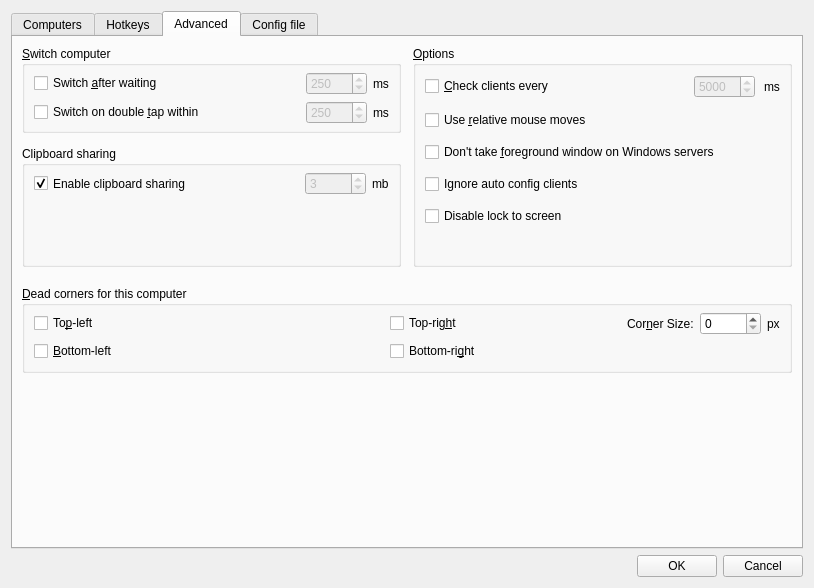
deskflow/deskflow, file src/gui/src/ServerConfigDialogBase.ui: the form before one commit.
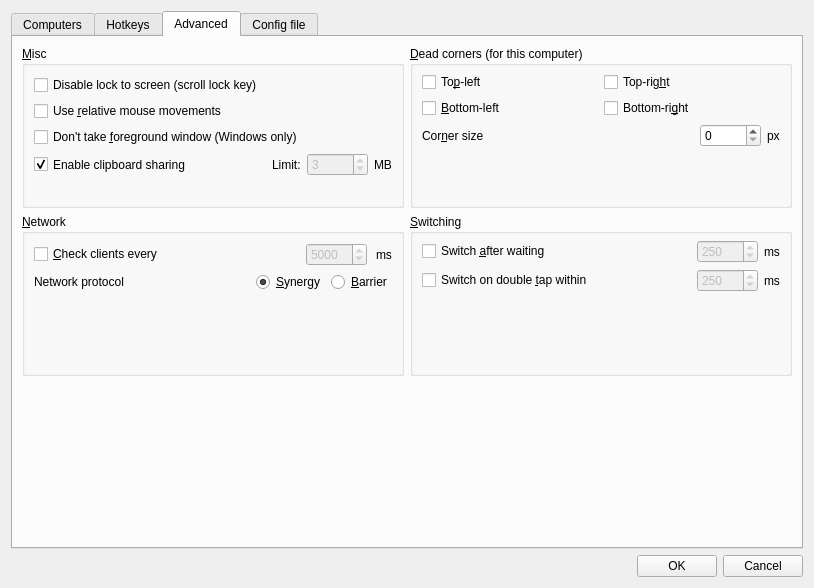
The form after the commit. The open tabs and pages were chosen to show the change. Icons and pictures are not drawn. Custom widgets are drawn as their Qt base class.

Commit message: feat: Option to change server protocol in GUI

What changed in the file:
```diff
--- a/src/gui/src/ServerConfigDialogBase.ui
+++ b/src/gui/src/ServerConfigDialogBase.ui
@@ -334,327 +334,81 @@
       <attribute name="title">
        <string>Advanced</string>
       </attribute>
-      <layout class="QGridLayout">
-       <property name="leftMargin">
-        <number>9</number>
-       </property>
-       <property name="rightMargin">
-        <number>9</number>
-       </property>
-       <item row="1" column="0">
-        <layout class="QVBoxLayout" name="verticalLayout_21">
-         <property name="spacing">
-          <number>0</number>
-         </property>
-         <property name="topMargin">
-          <number>0</number>
-         </property>
-         <property name="bottomMargin">
-          <number>0</number>
-         </property>
-         <item>
-          <widget class="QGroupBox" name="m_pGroupSwitch">
-           <property name="font">
-            <font>
-             <kerning>true</kerning>
-            </font>
-           </property>
-           <property name="title">
-            <string>&amp;Switch computer</string>
-           </property>
-           <layout class="QVBoxLayout">
-            <property name="spacing">
-             <number>6</number>
-            </property>
-            <property name="topMargin">
-             <number>6</number>
-            </property>
-            <property name="bottomMargin">
-             <number>6</number>
-            </property>
-            <item>
-             <layout class="QHBoxLayout">
-              <item>
-               <widget class="QCheckBox" name="m_pCheckBoxSwitchDelay">
-                <property name="enabled">
-                 <bool>true</bool>
-                </property>
-                <property name="text">
-                 <string>Switch &amp;after waiting</string>
-                </property>
-               </widget>
-              </item>
-              <item>
-               <spacer>
-                <property name="orientation">
-                 <enum>Qt::Horizontal</enum>
-                </property>
-                <property name="sizeHint" stdset="0">
-                 <size>
-                  <width>40</width>
-                  <height>20</height>
-                 </size>
-                </property>
-               </spacer>
-              </item>
-              <item>
-               <widget class="QSpinBox" name="m_pSpinBoxSwitchDelay">
-                <property name="enabled">
-                 <bool>false</bool>
-                </property>
-                <property name="minimum">
-                 <number>10</number>
-                </property>
-                <property name="maximum">
-                 <number>10000</number>
-                </property>
-                <property name="singleStep">
-                 <number>10</number>
-                </property>
-                <property name="value">
-                 <number>250</number>
-                </property>
-               </widget>
-              </item>
-              <item>
-               <widget class="QLabel" name="m_pLabel_14">
-                <property name="text">
-                 <string>ms</string>
-                </property>
-               </widget>
-              </item>
-             </layout>
-            </item>
-            <item>
-             <layout class="QHBoxLayout">
-              <item>
-               <widget class="QCheckBox" name="m_pCheckBoxSwitchDoubleTap">
-                <property name="enabled">
-                 <bool>true</bool>
-                </property>
-                <property name="text">
-                 <string>Switch on double &amp;tap within</string>
-                </property>
-               </widget>
-              </item>
-              <item>
-               <spacer>
-                <property name="orientation">
-                 <enum>Qt::Horizontal</enum>
-                </property>
-                <property name="sizeHint" stdset="0">
-                 <size>
-                  <width>40</width>
-                  <height>20</height>
-                 </size>
-                </property>
-               </spacer>
-              </item>
-              <item>
-               <widget class="QSpinBox" name="m_pSpinBoxSwitchDoubleTap">
-                <property name="enabled">
-                 <bool>false</bool>
-                </property>
-                <property name="minimum">
-                 <number>10</number>
-                </property>
-                <property name="maximum">
-                 <number>10000</number>
-                </property>
-                <property name="singleStep">
-                 <number>10</number>
-                </property>
-                <property name="value">
-                 <number>250</number>
-                </property>
-               </widget>
-              </item>
-              <item>
-               <widget class="QLabel" name="m_pLabel_15">
-                <property name="text">
-                 <string>ms</string>
-                </property>
-               </widget>
-              </item>
-             </layout>
-            </item>
-           </layout>
-          </widget>
-         </item>
-         <item>
-          <spacer name="verticalSpacer_41">
-           <property name="orientation">
-            <enum>Qt::Vertical</enum>
-           </property>
-           <property name="sizeType">
-            <enum>QSizePolicy::Fixed</enum>
-           </property>
-           <property name="sizeHint" stdset="0">
-            <size>
-             <width>20</width>
-             <height>13</height>
-            </size>
-           </property>
-          </spacer>
-         </item>
-         <item>
-          <widget class="QGroupBox" name="groupBox_3">
-           <property name="font">
-            <font>
-             <kerning>true</kerning>
-            </font>
-           </property>
-           <property name="title">
-            <string>Clipboard sharing</string>
-           </property>
-           <layout class="QVBoxLayout" name="verticalLayout_3">
-            <property name="topMargin">
-             <number>6</number>
-            </property>
-            <item>
-             <layout class="QHBoxLayout" name="horizontalLayout">
-              <property name="spacing">
-               <number>6</number>
-              </property>
-              <item>
-               <widget class="QCheckBox" name="m_pCheckBoxEnableClipboard">
-                <property name="sizePolicy">
-                 <sizepolicy hsizetype="Minimum" vsizetype="Preferred">
-                  <horstretch>0</horstretch>
-                  <verstretch>0</verstretch>
-                 </sizepolicy>
-                </property>
-                <property name="text">
-                 <string>Enable clipboard sharing</string>
-                </property>
-                <property name="checked">
-                 <bool>true</bool>
-                </property>
-               </widget>
-              </item>
-              <item>
-               <spacer name="horizontalSpacer">
-                <property name="orientation">
-                 <enum>Qt::Horizontal</enum>
-                </property>
-                <property name="sizeHint" stdset="0">
-                 <size>
-                  <width>40</width>
-                  <height>20</height>
-                 </size>
-                </property>
-               </spacer>
-              </item>
-              <item>
-               <widget class="QSpinBox" name="m_pSpinBoxClipboardSizeLimit">
-                <property name="enabled">
-                 <bool>false</bool>
-                </property>
-                <property name="maximum">
-                 <number>10000</number>
-                </property>
-                <property name="value">
-                 <number>3</number>
-                </property>
-               </widget>
-              </item>
-              <item>
-               <widget class="QLabel" name="label_4">
-                <property name="text">
-                 <string>mb</string>
-                </property>
-               </widget>
-              </item>
-             </layout>
-            </item>
-            <item>
-             <spacer name="verticalSpacer_3">
-              <property name="orientation">
-               <enum>Qt::Vertical</enum>
-              </property>
-              <property name="sizeHint" stdset="0">
-               <size>
-                <width>20</width>
-                <height>60</height>
-               </size>
-              </property>
-             </spacer>
-            </item>
-           </layout>
-          </widget>
-         </item>
-        </layout>
-       </item>
-       <item row="5" column="0">
-        <spacer>
-         <property name="orientation">
-          <enum>Qt::Vertical</enum>
-         </property>
-         <property name="sizeHint" stdset="0">
-          <size>
-           <width>20</width>
-           <height>40</height>
-          </size>
-         </property>
-        </spacer>
-       </item>
-       <item row="4" column="0" colspan="3">
-        <widget class="QGroupBox" name="m_pGroupSwitchCorners">
+      <layout class="QGridLayout" name="m_pGridCorners">
+       <item row="0" column="1">
+        <widget class="QGroupBox" name="m_pGroupCorners">
          <property name="font">
           <font>
            <kerning>true</kerning>
           </font>
          </property>
          <property name="title">
-          <string>&amp;Dead corners for this computer</string>
+          <string>&amp;Dead corners (for this computer)</string>
          </property>
          <property name="checked">
           <bool>false</bool>
          </property>
-         <layout class="QGridLayout">
+         <layout class="QVBoxLayout" name="verticalLayout_6">
           <property name="topMargin">
            <number>6</number>
           </property>
-          <item row="1" column="0" colspan="3">
-           <widget class="QCheckBox" name="m_pCheckBoxCornerTopLeft">
-            <property name="text">
-             <string>To&amp;p-left</string>
-            </property>
-           </widget>
+          <item>
+           <layout class="QGridLayout" name="m_pLayoutCorners">
+            <item row="1" column="0">
+             <widget class="QCheckBox" name="m_pCheckBoxCornerBottomLeft">
+              <property name="text">
+               <string>&amp;Bottom-left</string>
+              </property>
+             </widget>
+            </item>
+            <item row="0" column="0">
+             <widget class="QCheckBox" name="m_pCheckBoxCornerTopLeft">
+              <property name="text">
+               <string>To&amp;p-left</string>
+              </property>
+             </widget>
+            </item>
+            <item row="1" column="1">
+             <widget class="QCheckBox" name="m_pCheckBoxCornerBottomRight">
+              <property name="text">
+               <string>Bottom-ri&amp;ght</string>
+              </property>
+             </widget>
+            </item>
+            <item row="0" column="1">
+             <widget class="QCheckBox" name="m_pCheckBoxCornerTopRight">
+              <property name="text">
+               <string>Top-rig&amp;ht</string>
+              </property>
+             </widget>
+            </item>
+           </layout>
           </item>
-          <item row="1" column="3" colspan="2">
-           <widget class="QCheckBox" name="m_pCheckBoxCornerTopRight">
-            <property name="text">
-             <string>Top-rig&amp;ht</string>
-            </property>
-           </widget>
-          </item>
-          <item row="2" column="0" colspan="3">
-           <widget class="QCheckBox" name="m_pCheckBoxCornerBottomLeft">
-            <property name="text">
-             <string>&amp;Bottom-left</string>
-            </property>
-           </widget>
-          </item>
-          <item row="2" column="3" colspan="2">
-           <widget class="QCheckBox" name="m_pCheckBoxCornerBottomRight">
-            <property name="text">
-             <string>Bottom-ri&amp;ght</string>
-            </property>
-           </widget>
-          </item>
-          <item row="1" column="5">
-           <layout class="QHBoxLayout" name="horizontalLayout_21">
+          <item>
+           <layout class="QHBoxLayout" name="m_pLayoutCornerSize">
             <item>
              <widget class="QLabel" name="label">
               <property name="text">
-               <string>Cor&amp;ner Size:</string>
+               <string>Cor&amp;ner size</string>
               </property>
               <property name="buddy">
                <cstring>m_pSpinBoxSwitchCornerSize</cstring>
               </property>
              </widget>
             </item>
+            <item>
+             <spacer name="horizontalSpacer_7">
+              <property name="orientation">
+               <enum>Qt::Horizontal</enum>
+              </property>
+              <property name="sizeHint" stdset="0">
+               <size>
+                <width>40</width>
+                <height>20</height>
+               </size>
+              </property>
+             </spacer>
+            </item>
             <item>
              <widget class="QSpinBox" name="m_pSpinBoxSwitchCornerSize">
               <property name="maximum">
@@ -664,6 +418,12 @@
             </item>
             <item>
              <widget class="QLabel" name="label_3">
+              <property name="sizePolicy">
+               <sizepolicy hsizetype="Minimum" vsizetype="Minimum">
+                <horstretch>0</horstretch>
+                <verstretch>0</verstretch>
+               </sizepolicy>
+              </property>
               <property name="text">
                <string>px</string>
               </property>
@@ -671,160 +431,426 @@
             </item>
            </layout>
           </item>
+          <item>
+           <spacer name="verticalSpacer_7">
+            <property name="orientation">
+             <enum>Qt::Vertical</enum>
+            </property>
+            <property name="sizeHint" stdset="0">
+             <size>
+              <width>20</width>
+              <height>0</height>
+             </size>
+            </property>
+           </spacer>
+          </item>
          </layout>
         </widget>
        </item>
-       <item row="1" column="2">
-        <layout class="QVBoxLayout" name="verticalLayout_4">
-         <property name="topMargin">
-          <number>0</number>
+       <item row="0" column="0">
+        <widget class="QGroupBox" name="m_pGroupOptions">
+         <property name="font">
+          <font>
+           <kerning>false</kerning>
+          </font>
          </property>
-         <property name="rightMargin">
-          <number>0</number>
+         <property name="title">
+          <string>&amp;Misc</string>
          </property>
-         <item>
-          <widget class="QGroupBox" name="m_pGroupOptions">
-           <property name="font">
-            <font>
-             <kerning>false</kerning>
-            </font>
-           </property>
-           <property name="title">
-            <string>&amp;Options</string>
-           </property>
-           <layout class="QGridLayout">
-            <property name="verticalSpacing">
-             <number>12</number>
+         <layout class="QVBoxLayout" name="verticalLayout_4">
+          <item>
+           <widget class="QCheckBox" name="m_pCheckBoxDisableLockToScreen">
+            <property name="text">
+             <string>Disable lock to screen (scroll lock key)</string>
             </property>
-            <item row="11" column="0">
-             <spacer>
+           </widget>
+          </item>
+          <item>
+           <widget class="QCheckBox" name="m_pCheckBoxRelativeMouseMoves">
+            <property name="enabled">
+             <bool>true</bool>
+            </property>
+            <property name="text">
+             <string>Use &amp;relative mouse movements</string>
+            </property>
+           </widget>
+          </item>
+          <item>
+           <widget class="QCheckBox" name="m_pCheckBoxWin32KeepForeground">
+            <property name="enabled">
+             <bool>true</bool>
+            </property>
+            <property name="text">
+             <string>Don't take &amp;foreground window (Windows only)</string>
+            </property>
+           </widget>
+          </item>
+          <item>
+           <layout class="QHBoxLayout" name="m_pLayoutClipboard">
+            <property name="spacing">
+             <number>6</number>
+            </property>
+            <item>
+             <widget class="QCheckBox" name="m_pCheckBoxEnableClipboard">
+              <property name="sizePolicy">
+               <sizepolicy hsizetype="Minimum" vsizetype="Preferred">
+                <horstretch>0</horstretch>
+                <verstretch>0</verstretch>
+               </sizepolicy>
+              </property>
+              <property name="text">
+               <string>Enable clipboard sharing</string>
+              </property>
+              <property name="checked">
+               <bool>true</bool>
+              </property>
+             </widget>
+            </item>
+            <item>
+             <spacer name="horizontalSpacer">
               <property name="orientation">
-               <enum>Qt::Vertical</enum>
+               <enum>Qt::Horizontal</enum>
               </property>
               <property name="sizeHint" stdset="0">
                <size>
-                <width>20</width>
-                <height>16</height>
+                <width>40</width>
+                <height>20</height>
                </size>
               </property>
              </spacer>
             </item>
-            <item row="1" column="0">
-             <widget class="QCheckBox" name="m_pCheckBoxRelativeMouseMoves">
+            <item>
+             <widget class="QLabel" name="label_7">
+              <property name="text">
+               <string>Limit:</string>
+              </property>
+             </widget>
+            </item>
+            <item>
+             <widget class="QSpinBox" name="m_pSpinBoxClipboardSizeLimit">
               <property name="enabled">
+               <bool>false</bool>
+              </property>
+              <property name="maximum">
+               <number>10000</number>
+              </property>
+              <property name="value">
+               <number>3</number>
+              </property>
+             </widget>
+            </item>
+            <item>
+             <widget class="QLabel" name="label_4">
+              <property name="text">
+               <string>MB</string>
+              </property>
+             </widget>
+            </item>
+           </layout>
+          </item>
+          <item>
+           <spacer name="verticalSpacer_6">
+            <property name="orientation">
+             <enum>Qt::Vertical</enum>
+            </property>
+            <property name="sizeHint" stdset="0">
+             <size>
+              <width>20</width>
+              <height>0</height>
+             </size>
+            </property>
+           </spacer>
+          </item>
+         </layout>
+        </widget>
+       </item>
+       <item row="1" column="0">
+        <widget class="QGroupBox" name="m_pGroupNetwork">
+         <property name="title">
+          <string>&amp;Network</string>
+         </property>
+         <layout class="QVBoxLayout" name="verticalLayout_5">
+          <item>
+           <layout class="QHBoxLayout">
+            <property name="spacing">
+             <number>9</number>
+            </property>
+            <property name="leftMargin">
+             <number>0</number>
+            </property>
+            <item>
+             <widget class="QCheckBox" name="m_pCheckBoxHeartbeat">
+              <property name="enabled">
                <bool>true</bool>
               </property>
               <property name="text">
-               <string>Use &amp;relative mouse moves</string>
+               <string>&amp;Check clients every</string>
               </property>
              </widget>
             </item>
-            <item row="0" column="0">
-             <layout class="QHBoxLayout">
-              <property name="spacing">
-               <number>9</number>
+            <item>
+             <spacer>
+              <property name="orientation">
+               <enum>Qt::Horizontal</enum>
               </property>
-              <property name="leftMargin">
-               <number>0</number>
+              <property name="sizeHint" stdset="0">
+               <size>
+                <width>40</width>
+                <height>20</height>
+               </size>
               </property>
-              <item>
-               <widget class="QCheckBox" name="m_pCheckBoxHeartbeat">
-                <property name="enabled">
-                 <bool>true</bool>
-                </property>
-                <property name="text">
-                 <string>&amp;Check clients every</string>
-                </property>
-               </widget>
-              </item>
-              <item>
-               <spacer>
-                <property name="orientation">
-                 <enum>Qt::Horizontal</enum>
-                </property>
-                <property name="sizeHint" stdset="0">
-                 <size>
-                  <width>40</width>
-                  <height>20</height>
-                 </size>
-                </property>
-               </spacer>
-              </item>
-              <item>
-               <widget class="QSpinBox" name="m_pSpinBoxHeartbeat">
-                <property name="enabled">
-                 <bool>false</bool>
-                </property>
-                <property name="sizePolicy">
-                 <sizepolicy hsizetype="Maximum" vsizetype="Fixed">
-                  <horstretch>0</horstretch>
-                  <verstretch>0</verstretch>
-                 </sizepolicy>
-                </property>
-                <property name="minimum">
-                 <number>1000</number>
-                </property>
-                <property name="maximum">
-                 <number>30000</number>
-                </property>
-                <property name="singleStep">
-                 <number>1000</number>
-                </property>
-                <property name="value">
-                 <number>5000</number>
-                </property>
-               </widget>
-              </item>
-              <item>
-               <widget class="QLabel" name="m_pLabel_16">
-                <property name="text">
-                 <string>ms</string>
-                </property>
-               </widget>
-              </item>
-             </layout>
+             </spacer>
             </item>
-            <item row="4" column="0">
-             <widget class="QCheckBox" name="m_pCheckBoxIgnoreAutoConfigClient">
+            <item>
+             <widget class="QSpinBox" name="m_pSpinBoxHeartbeat">
+              <property name="enabled">
+               <bool>false</bool>
+              </property>
+              <property name="sizePolicy">
+               <sizepolicy hsizetype="Maximum" vsizetype="Fixed">
+                <horstretch>0</horstretch>
+                <verstretch>0</verstretch>
+               </sizepolicy>
+              </property>
+              <property name="minimum">
+               <number>1000</number>
+              </property>
+              <property name="maximum">
+               <number>30000</number>
+              </property>
+              <property name="singleStep">
+               <number>1000</number>
+              </property>
+              <property name="value">
+               <number>5000</number>
+              </property>
+             </widget>
+            </item>
+            <item>
+             <widget class="QLabel" name="m_pLabel_16">
               <property name="text">
-               <string>Ignore auto config clients</string>
+               <string>ms</string>
               </property>
              </widget>
             </item>
-            <item row="6" column="0">
-             <widget class="QCheckBox" name="m_pCheckBoxDisableLockToScreen">
+           </layout>
+          </item>
+          <item>
+           <layout class="QHBoxLayout" name="horizontalLayout_5">
+            <item>
+             <widget class="QLabel" name="m_pLabelProtocol">
+              <property name="whatsThis">
+               <string>&lt;p&gt;Enables compatibility with programs that use either the Synergy or Barrier protocols:&lt;/p&gt;
+&lt;ul&gt;
+&lt;li&gt;Deskflow uses the Synergy protocol.&lt;/li&gt;
+&lt;li&gt;Input Leap uses the Barrier protocol.&lt;/li&gt;
+&lt;/ul&gt;
+&lt;p&gt;A Deskflow client will automatically use either the Synergy or Barrier protocol depending on the server protocol.&lt;/p&gt;</string>
+              </property>
               <property name="text">
-               <string>Disable lock to screen</string>
+               <string>Network protocol</string>
               </property>
              </widget>
             </item>
-            <item row="3" column="0">
-             <widget class="QCheckBox" name="m_pCheckBoxWin32KeepForeground">
+            <item>
+             <spacer name="horizontalSpacer_8">
+              <property name="orientation">
+               <enum>Qt::Horizontal</enum>
+              </property>
+              <property name="sizeHint" stdset="0">
+               <size>
+                <width>40</width>
+                <height>20</height>
+               </size>
+              </property>
+             </spacer>
+            </item>
+            <item>
+             <widget class="QRadioButton" name="m_pRadioProtocolSynergy">
+              <property name="text">
+               <string>&amp;Synergy</string>
+              </property>
+              <property name="checked">
+               <bool>true</bool>
+              </property>
+             </widget>
+            </item>
+            <item>
+             <widget class="QRadioButton" name="m_pRadioProtocolBarrier">
+              <property name="text">
+               <string>&amp;Barrier</string>
+              </property>
+             </widget>
+            </item>
+           </layout>
+          </item>
+          <item>
+           <spacer name="verticalSpacer_3">
+            <property name="orientation">
+             <enum>Qt::Vertical</enum>
+            </property>
+            <property name="sizeHint" stdset="0">
+             <size>
+              <width>20</width>
+              <height>0</height>
+             </size>
+            </property>
+           </spacer>
+          </item>
+         </layout>
+        </widget>
+       </item>
+       <item row="1" column="1">
+        <widget class="QGroupBox" name="m_pGroupSwitch">
+         <property name="font">
+          <font>
+           <kerning>true</kerning>
+          </font>
+         </property>
+         <property name="title">
+          <string>&amp;Switching</string>
+         </property>
+         <layout class="QVBoxLayout">
+          <property name="spacing">
+           <number>6</number>
+          </property>
+          <property name="topMargin">
+           <number>6</number>
+          </property>
+          <property name="bottomMargin">
+           <number>6</number>
+          </property>
+          <item>
+           <layout class="QHBoxLayout">
+            <item>
+             <widget class="QCheckBox" name="m_pCheckBoxSwitchDelay">
               <property name="enabled">
                <bool>true</bool>
               </property>
               <property name="text">
-               <string>Don't take &amp;foreground window on Windows servers</string>
+               <string>Switch &amp;after waiting</string>
               </property>
              </widget>
             </item>
+            <item>
+             <spacer>
+              <property name="orientation">
+               <enum>Qt::Horizontal</enum>
+              </property>
+              <property name="sizeHint" stdset="0">
+               <size>
+                <width>40</width>
+                <height>20</height>
+               </size>
+              </property>
+             </spacer>
+            </item>
+            <item>
+             <widget class="QSpinBox" name="m_pSpinBoxSwitchDelay">
+              <property name="enabled">
+               <bool>false</bool>
+              </property>
+              <property name="minimum">
+               <number>10</number>
+              </property>
+              <property name="maximum">
+               <number>10000</number>
+              </property>
+              <property name="singleStep">
+               <number>10</number>
+              </property>
+              <property name="value">
+               <number>250</number>
+              </property>
+             </widget>
+            </item>
+            <item>
+             <widget class="QLabel" name="m_pLabel_14">
+              <property name="text">
+               <string>ms</string>
+              </property>
+             </widget>
+            </item>
            </layout>
-          </widget>
-         </item>
-        </layout>
+          </item>
+          <item>
+           <layout class="QHBoxLayout">
+            <item>
+             <widget class="QCheckBox" name="m_pCheckBoxSwitchDoubleTap">
+              <property name="enabled">
+               <bool>true</bool>
+              </property>
+              <property name="text">
+               <string>Switch on double &amp;tap within</string>
+              </property>
+             </widget>
+            </item>
+            <item>
+             <spacer>
+              <property name="orientation">
+               <enum>Qt::Horizontal</enum>
+              </property>
+              <property name="sizeHint" stdset="0">
+               <size>
+                <width>40</width>
+                <height>20</height>
+               </size>
+              </property>
+             </spacer>
+            </item>
+            <item>
+             <widget class="QSpinBox" name="m_pSpinBoxSwitchDoubleTap">
+              <property name="enabled">
+               <bool>false</bool>
+              </property>
+              <property name="minimum">
+               <number>10</number>
+              </property>
+              <property name="maximum">
+               <number>10000</number>
+              </property>
+              <property name="singleStep">
+               <number>10</number>
+              </property>
+              <property name="value">
+               <number>250</number>
+              </property>
+             </widget>
+            </item>
+            <item>
+             <widget class="QLabel" name="m_pLabel_15">
+              <property name="text">
+               <string>ms</string>
+              </property>
+             </widget>
+            </item>
+           </layout>
+          </item>
+          <item>
+           <spacer name="verticalSpacer_5">
+            <property name="orientation">
+             <enum>Qt::Vertical</enum>
+            </property>
+            <property name="sizeHint" stdset="0">
+             <size>
+              <width>20</width>
+              <height>0</height>
+             </size>
+            </property>
+           </spacer>
+          </item>
+         </layout>
+        </widget>
        </item>
-       <item row="3" column="0">
-        <spacer name="verticalSpacer_5">
+       <item row="2" column="0">
+        <spacer name="verticalSpacer_2">
          <property name="orientation">
           <enum>Qt::Vertical</enum>
          </property>
-         <property name="sizeType">
-          <enum>QSizePolicy::Fixed</enum>
-         </property>
          <property name="sizeHint" stdset="0">
           <size>
            <width>20</width>
-           <height>13</height>
+           <height>40</height>
           </size>
          </property>
         </spacer>
```
Left out of the diff: 28 changed lines with no effect on the pictures. The commit also changes 13 other files.
